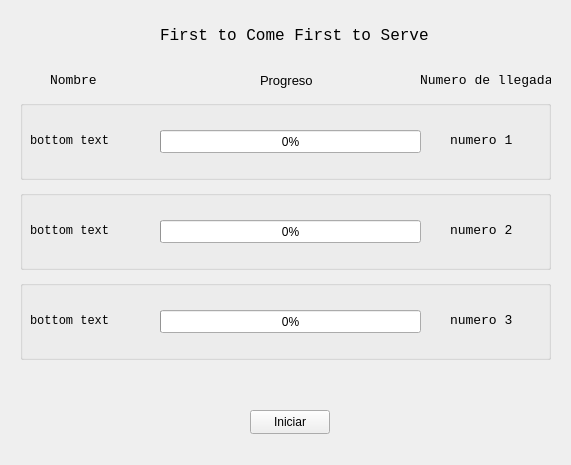
Old version of the form actividad_5/form.ui in the repository NingunaPersona616/Acts-SEM-SO.
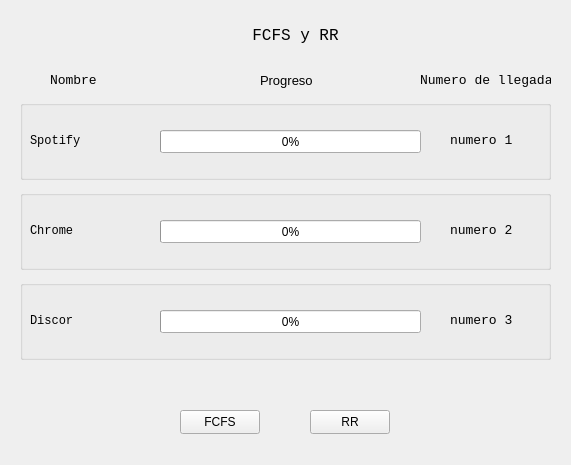
New version of the form.

Commit message: Added RR funcionality

```diff
--- a/actividad_5/form.ui
+++ b/actividad_5/form.ui
@@ -30,7 +30,10 @@
      </font>
     </property>
     <property name="text">
-     <string>First to Come First to Serve</string>
+     <string>FCFS y RR</string>
+    </property>
+    <property name="alignment">
+     <set>Qt::AlignCenter</set>
     </property>
    </widget>
    <widget class="QLabel" name="name_label">
@@ -148,7 +151,7 @@
       </font>
      </property>
      <property name="text">
-      <string>bottom text</string>
+      <string>Spotify</string>
      </property>
     </widget>
    </widget>
@@ -211,7 +214,7 @@
       </font>
      </property>
      <property name="text">
-      <string>bottom text</string>
+      <string>Chrome</string>
      </property>
     </widget>
    </widget>
@@ -274,21 +277,34 @@
       </font>
      </property>
      <property name="text">
-      <string>bottom text</string>
+      <string>Discor</string>
      </property>
     </widget>
    </widget>
    <widget class="QPushButton" name="startButton">
     <property name="geometry">
      <rect>
-      <x>250</x>
+      <x>180</x>
       <y>410</y>
       <width>80</width>
       <height>24</height>
      </rect>
     </property>
     <property name="text">
-     <string>Iniciar</string>
+     <string>FCFS</string>
+    </property>
+   </widget>
+   <widget class="QPushButton" name="startButton_2">
+    <property name="geometry">
+     <rect>
+      <x>310</x>
+      <y>410</y>
+      <width>80</width>
+      <height>24</height>
+     </rect>
+    </property>
+    <property name="text">
+     <string>RR</string>
     </property>
    </widget>
   </widget>
```
The commit also changes 1 other file.
